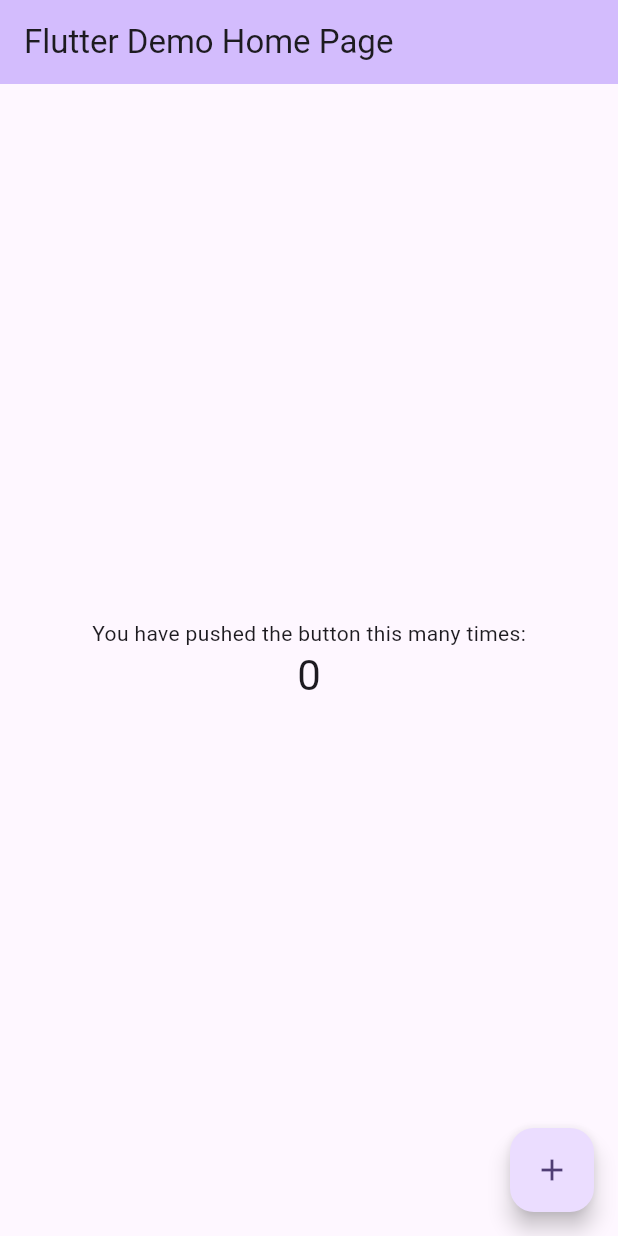
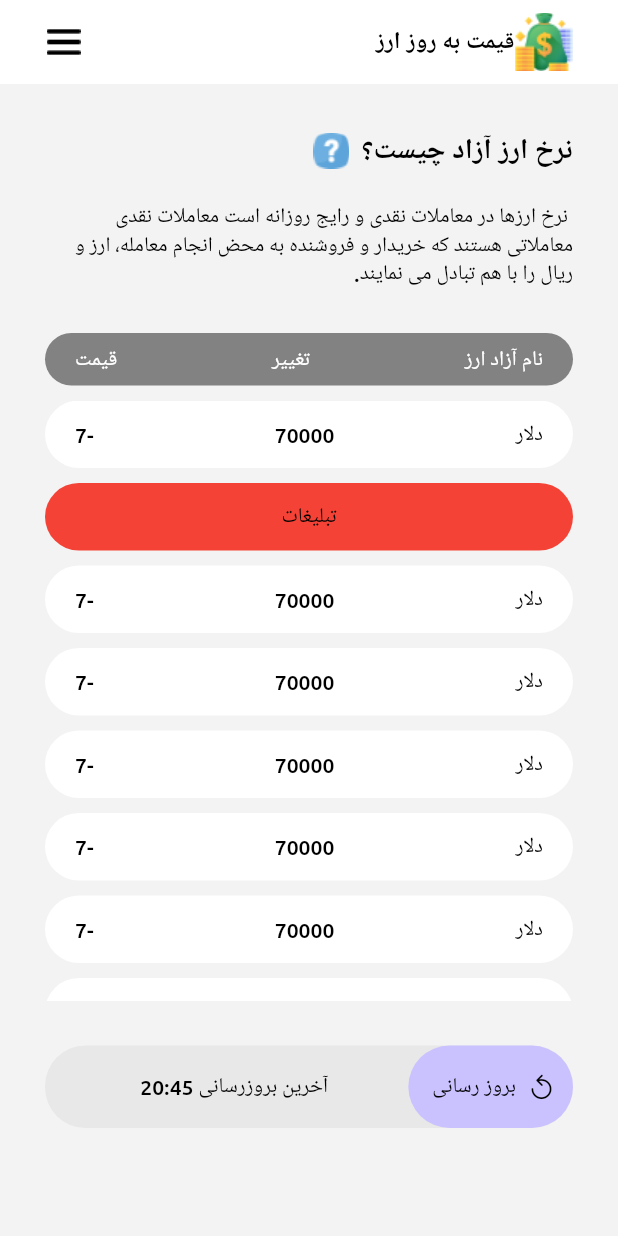
Before and after one commit to shayan2-karimi/Application-_-online-, a Flutter app: the screen it shows after launch, on a phone screen of 412 x 824 dp. Run offline on Flutter 3.47's test engine with Material 3 defaults, Android fonts, the phone set to English and light mode, and no system bars; project files that could hold a hidden picture were left out.

Commit message:
update 15 Azar

```diff
--- a/lib/main.dart
+++ b/lib/main.dart
@@ -1,125 +1,74 @@
 import 'package:flutter/material.dart';
+import 'package:flutter/services.dart';
+import 'package:online_app/main_screen.dart';
+import 'package:online_app/myColors.dart';
+import 'package:flutter_localizations/flutter_localizations.dart';
 
 void main() {
   runApp(const MyApp());
+  SystemChrome.setSystemUIOverlayStyle(
+    const SystemUiOverlayStyle(
+      statusBarColor: Mycolors.statusBarColorCustom,
+      statusBarIconBrightness: Brightness.dark,
+      systemNavigationBarColor: Mycolors.systemNavigationBarColorCustom,
+      systemNavigationBarIconBrightness: Brightness.dark,
+    ),
+  );
 }
 
 class MyApp extends StatelessWidget {
   const MyApp({super.key});
 
-  // This widget is the root of your application.
   @override
   Widget build(BuildContext context) {
     return MaterialApp(
-      title: 'Flutter Demo',
+      localizationsDelegates: const [
+        GlobalMaterialLocalizations.delegate,
+        GlobalWidgetsLocalizations.delegate,
+        GlobalCupertinoLocalizations.delegate,
+      ],
+      supportedLocales: const [
+        Locale('fa', ''), //persion
+      ],
+      debugShowCheckedModeBanner: false,
       theme: ThemeData(
-        // This is the theme of your application.
-        //
-        // TRY THIS: Try running your application with "flutter run". You'll see
-        // the application has a purple toolbar. Then, without quitting the app,
-        // try changing the seedColor in the colorScheme below to Colors.green
-        // and then invoke "hot reload" (save your changes or press the "hot
-        // reload" button in a Flutter-supported IDE, or press "r" if you used
-        // the command line to start the app).
-        //
-        // Notice that the counter didn't reset back to zero; the application
-        // state is not lost during the reload. To reset the state, use hot
-        // restart instead.
-        //
-        // This works for code too, not just values: Most code changes can be
-        // tested with just a hot reload.
+        fontFamily: 'Ubuntu',
         colorScheme: ColorScheme.fromSeed(seedColor: Colors.deepPurple),
         useMaterial3: true,
+        textTheme: const TextTheme(
+          headlineSmall: TextStyle(
+            fontFamily: 'Ubuntu',
+            fontSize: 16,
+            fontWeight: FontWeight.w700,
+            color: Colors.black,
+          ),
+          bodyLarge: TextStyle(
+            fontFamily: 'Ubuntu',
+            fontSize: 19,
+            fontWeight: FontWeight.w700,
+            color: Colors.black,
+          ),
+          bodySmall: TextStyle(
+            fontFamily: 'Ubuntu',
+            fontSize: 14,
+            fontWeight: FontWeight.w500,
+            color: Colors.black,
+          ),
+          displayMedium: TextStyle(
+            fontFamily: 'Ubuntu',
+            fontSize: 14,
+            fontWeight: FontWeight.w500,
+            color: Colors.white,
+          ),
+          displaySmall: TextStyle(
+            fontFamily: 'Ubuntu',
+            fontSize: 14,
+            fontWeight: FontWeight.w500,
+            color: Colors.black,
+          ),
+        ),
       ),
-      home: const MyHomePage(title: 'Flutter Demo Home Page'),
+      home: const MainScreen(),
     );
   }
 }
-
-class MyHomePage extends StatefulWidget {
-  const MyHomePage({super.key, required this.title});
-
-  // This widget is the home page of your application. It is stateful, meaning
-  // that it has a State object (defined below) that contains fields that affect
-  // how it looks.
-
-  // This class is the configuration for the state. It holds the values (in this
-  // case the title) provided by the parent (in this case the App widget) and
-  // used by the build method of the State. Fields in a Widget subclass are
-  // always marked "final".
-
-  final String title;
-
-  @override
-  State<MyHomePage> createState() => _MyHomePageState();
-}
-
-class _MyHomePageState extends State<MyHomePage> {
-  int _counter = 0;
-
-  void _incrementCounter() {
-    setState(() {
-      // This call to setState tells the Flutter framework that something has
-      // changed in this State, which causes it to rerun the build method below
-      // so that the display can reflect the updated values. If we changed
-      // _counter without calling setState(), then the build method would not be
-      // called again, and so nothing would appear to happen.
-      _counter++;
-    });
-  }
-
-  @override
-  Widget build(BuildContext context) {
-    // This method is rerun every time setState is called, for instance as done
-    // by the _incrementCounter method above.
-    //
-    // The Flutter framework has been optimized to make rerunning build methods
-    // fast, so that you can just rebuild anything that needs updating rather
-    // than having to individually change instances of widgets.
-    return Scaffold(
-      appBar: AppBar(
-        // TRY THIS: Try changing the color here to a specific color (to
-        // Colors.amber, perhaps?) and trigger a hot reload to see the AppBar
-        // change color while the other colors stay the same.
-        backgroundColor: Theme.of(context).colorScheme.inversePrimary,
-        // Here we take the value from the MyHomePage object that was created by
-        // the App.build method, and use it to set our appbar title.
-        title: Text(widget.title),
-      ),
-      body: Center(
-        // Center is a layout widget. It takes a single child and positions it
-        // in the middle of the parent.
-        child: Column(
-          // Column is also a layout widget. It takes a list of children and
-          // arranges them vertically. By default, it sizes itself to fit its
-          // children horizontally, and tries to be as tall as its parent.
-          //
-          // Column has various properties to control how it sizes itself and
-          // how it positions its children. Here we use mainAxisAlignment to
-          // center the children vertically; the main axis here is the vertical
-          // axis because Columns are vertical (the cross axis would be
-          // horizontal).
-          //
-          // TRY THIS: Invoke "debug painting" (choose the "Toggle Debug Paint"
-          // action in the IDE, or press "p" in the console), to see the
-          // wireframe for each widget.
-          mainAxisAlignment: MainAxisAlignment.center,
-          children: <Widget>[
-            const Text(
-              'You have pushed the button this many times:',
-            ),
-            Text(
-              '$_counter',
-              style: Theme.of(context).textTheme.headlineMedium,
-            ),
-          ],
-        ),
-      ),
-      floatingActionButton: FloatingActionButton(
-        onPressed: _incrementCounter,
-        tooltip: 'Increment',
-        child: const Icon(Icons.add),
-      ), // This trailing comma makes auto-formatting nicer for build methods.
-    );
-  }
-}
--- /dev/null
+++ b/lib/main_screen.dart
@@ -0,0 +1,260 @@
+import 'package:flutter/cupertino.dart';
+import 'package:flutter/material.dart';
+import 'package:online_app/myColors.dart';
+
+class MainScreen extends StatelessWidget {
+  const MainScreen({super.key});
+
+  @override
+  Widget build(BuildContext context) {
+    var textThemeCustom = Theme.of(context).textTheme;
+    return SafeArea(
+      child: Scaffold(
+        backgroundColor: Mycolors.scaffoldBg,
+        appBar: AppBar(
+          backgroundColor: Colors.white,
+          actions: [
+            const SizedBox(
+              width: 30,
+            ),
+            Image.asset('assets/icons/icon.png'),
+            Align(
+              alignment: Alignment.centerRight,
+              child: Text(
+                'قیمت به روز ارز',
+                style: textThemeCustom.headlineSmall,
+              ),
+            ),
+            Expanded(
+              child: Align(
+                alignment: Alignment.centerLeft,
+                child: SizedBox(
+                  width: 85,
+                  child: Image.asset('assets/icons/2976215.png'),
+                ),
+              ),
+            ),
+          ],
+        ),
+        body: Column(
+          children: [
+            Padding(
+              padding: const EdgeInsets.only(right: 30, top: 30, bottom: 20),
+              child: Row(
+                mainAxisAlignment: MainAxisAlignment.start,
+                children: [
+                  Text(
+                    'نرخ ارز آزاد چیست؟',
+                    style: textThemeCustom.bodyLarge,
+                  ),
+                  const SizedBox(
+                    width: 8,
+                  ),
+                  Image.asset('assets/icons/752675.png'),
+                ],
+              ),
+            ),
+            Padding(
+              padding: const EdgeInsets.only(left: 30, right: 30, bottom: 30),
+              child: Text(
+                ' نرخ ارزها در معاملات نقدی و رایج روزانه است معاملات نقدی معاملاتی هستند که خریدار و فروشنده به محض انجام معامله، ارز و ریال را با هم تبادل می نمایند.',
+                textDirection: TextDirection.rtl,
+                style: textThemeCustom.bodySmall,
+              ),
+            ),
+            Padding(
+              padding: const EdgeInsets.only(left: 30, right: 30, bottom: 10),
+              child: Container(
+                height: 35,
+                width: double.infinity,
+                decoration: BoxDecoration(
+                  borderRadius: BorderRadius.circular(26),
+                  color: Mycolors.containerColorHeader,
+                ),
+                child: Padding(
+                  padding: const EdgeInsets.only(left: 20, right: 20),
+                  child: Row(
+                    mainAxisAlignment: MainAxisAlignment.spaceBetween,
+                    children: [
+                      Text(
+                        'نام آزاد ارز',
+                        style: textThemeCustom.displayMedium,
+                      ),
+                      Text(
+                        'تغییر',
+                        style: textThemeCustom.displayMedium,
+                      ),
+                      Text(
+                        'قیمت',
+                        style: textThemeCustom.displayMedium,
+                      ),
+                    ],
+                  ),
+                ),
+              ),
+            ),
+            SizedBox(
+              height: 400,
+              width: double.infinity,
+              child: ListView.separated(
+                scrollDirection: Axis.vertical,
+                itemCount: 20,
+                physics: const BouncingScrollPhysics(),
+                itemBuilder: (context, postion) {
+                  return _ItemList(textThemeCustom: textThemeCustom);
+                },
+                separatorBuilder: (context, index) {
+                  if (index % 9 == 0) {
+                    return _ItemListTab(textThemeCustom: textThemeCustom);
+                  } else {
+                    return const SizedBox.shrink();
+                  }
+                },
+              ),
+            ),
+            Padding(
+              padding: const EdgeInsets.only(left: 30, right: 30, top: 30),
+              child: Container(
+                width: double.infinity,
+                height: 55,
+                decoration: BoxDecoration(
+                  borderRadius: BorderRadius.circular(27),
+                  color: Mycolors.containerColor2,
+                ),
+                child: Row(
+                  mainAxisAlignment: MainAxisAlignment.spaceBetween,
+                  children: [
+                    SizedBox(
+                      height: 55,
+                      child: TextButton.icon(
+                        style: ButtonStyle(
+                          backgroundColor:
+                              WidgetStateProperty.all(Mycolors.buttonColor),
+                          shape:
+                              WidgetStateProperty.all<RoundedRectangleBorder>(
+                            RoundedRectangleBorder(
+                              borderRadius: BorderRadius.circular(1000),
+                            ),
+                          ),
+                        ),
+                        onPressed: () {
+                          _showSnackBar(context, 'بروز رسانی انجام شد');
+                        },
+                        icon: const Icon(
+                          CupertinoIcons.refresh_bold,
+                          color: Colors.black,
+                        ),
+                        label: Text(
+                          'بروز رسانی',
+                          style: textThemeCustom.displaySmall,
+                        ),
+                      ),
+                    ),
+                    Text(
+                      'آخرین بروزرسانی ${_getTime()}',
+                      style: textThemeCustom.displaySmall,
+                    ),
+                    const SizedBox(
+                      width: 10,
+                    ),
+                  ],
+                ),
+              ),
+            ),
+          ],
+        ),
+      ),
+    );
+  }
+
+  _getTime() {
+    return '20:45';
+  }
+}
+
+class _ItemList extends StatelessWidget {
+  const _ItemList({
+    required this.textThemeCustom,
+  });
+
+  final TextTheme textThemeCustom;
+
+  @override
+  Widget build(BuildContext context) {
+    return Padding(
+      padding: const EdgeInsets.only(left: 30, right: 30, bottom: 10),
+      child: Container(
+        height: 45,
+        width: double.infinity,
+        decoration: BoxDecoration(
+          borderRadius: BorderRadius.circular(26),
+          color: Mycolors.containerColor,
+        ),
+        child: Padding(
+          padding: const EdgeInsets.only(left: 20, right: 20),
+          child: Row(
+            mainAxisAlignment: MainAxisAlignment.spaceBetween,
+            children: [
+              Text(
+                'دلار',
+                style: textThemeCustom.displaySmall,
+              ),
+              Text(
+                '70000',
+                style: textThemeCustom.displaySmall,
+              ),
+              Text(
+                '-7',
+                style: textThemeCustom.displaySmall,
+              ),
+            ],
+          ),
+        ),
+      ),
+    );
+  }
+}
+
+class _ItemListTab extends StatelessWidget {
+  const _ItemListTab({
+    required this.textThemeCustom,
+  });
+
+  final TextTheme textThemeCustom;
+
+  @override
+  Widget build(BuildContext context) {
+    return Padding(
+      padding: const EdgeInsets.only(left: 30, right: 30, bottom: 10),
+      child: Container(
+        height: 45,
+        width: double.infinity,
+        decoration: BoxDecoration(
+          borderRadius: BorderRadius.circular(26),
+          color: Colors.red,
+        ),
+        child: Padding(
+          padding: const EdgeInsets.only(left: 20, right: 20),
+          child: Row(
+            mainAxisAlignment: MainAxisAlignment.center,
+            children: [
+              Text(
+                'تبلیغات',
+                style: textThemeCustom.displaySmall,
+              ),
+            ],
+          ),
+        ),
+      ),
+    );
+  }
+}
+
+void _showSnackBar(BuildContext context, String msg) {
+  ScaffoldMessenger.of(context).showSnackBar(
+    SnackBar(
+      content: Text(msg),
+      backgroundColor: Colors.purpleAccent,
+    ),
+  );
+}
--- /dev/null
+++ b/lib/myColors.dart
@@ -0,0 +1,12 @@
+import 'package:flutter/material.dart';
+
+class Mycolors {
+  static const Color scaffoldBg = Color.fromARGB(255, 243, 243, 243);
+  static const Color statusBarColorCustom = Color.fromARGB(255, 255, 255, 255);
+  static const Color systemNavigationBarColorCustom =
+      Color.fromARGB(255, 255, 255, 255);
+  static const Color containerColorHeader = Color.fromARGB(255, 130, 130, 130);
+  static const Color containerColor = Color.fromARGB(255, 255, 255, 255);
+  static const Color containerColor2 = Color.fromARGB(255, 232, 232, 232);
+  static const Color buttonColor = Color.fromARGB(255, 202, 193, 255);
+}
```
Also changed, not shown: pubspec.yaml (+26 -14 lines), assets/icons/2976215.png (added), assets/icons/752675.png (added), assets/icons/icon.png (added), fonts/Ubuntu-Bold.ttf (added), fonts/Ubuntu-BoldItalic.ttf (added), fonts/Ubuntu-Italic.ttf (added), fonts/Ubuntu-Light.ttf (added), fonts/Ubuntu-LightItalic.ttf (added), fonts/Ubuntu-Medium.ttf (added), fonts/Ubuntu-MediumItalic.ttf (added), fonts/Ubuntu-Regular.ttf (added), pubspec.lock, 5 other files.
